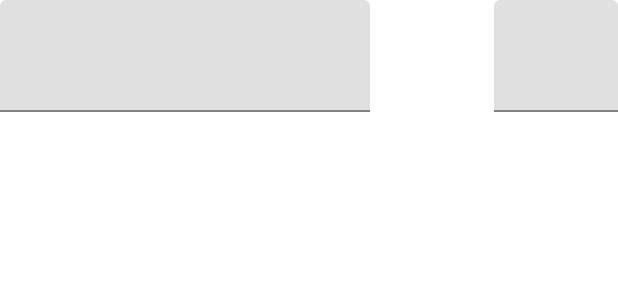
After one commit to CaferCelal/Drink, an Android app: the layout shot_counter_view.xml on its own in the app's theme, with its tools: preview values and no code run, on a phone screen of 412 x 824 dp. The commit adds this screen. Shown: the top 300 px of the screen. Run offline under Robolectric (Android 15) with nearby library versions, the phone set to English and light mode, and no system bars.

Commit message:
Shot counter module generated

```diff
--- /dev/null
+++ b/app/src/main/res/layout/shot_counter_view.xml
@@ -0,0 +1,47 @@
+<?xml version="1.0" encoding="utf-8"?>
+<LinearLayout
+    xmlns:android="http://schemas.android.com/apk/res/android"
+    android:layout_width="match_parent"
+    android:layout_height="wrap_content"
+    android:orientation="horizontal">
+    <LinearLayout
+        android:layout_width="match_parent"
+        android:orientation="horizontal"
+        android:layout_height="match_parent">
+    <com.google.android.material.textfield.TextInputLayout
+        android:layout_width="0dp"
+        android:layout_height="wrap_content"
+        android:layout_weight="3">
+    <EditText
+        android:textAlignment="center"
+        android:textColor="@color/black"
+        android:layout_width="match_parent"
+        android:layout_height="match_parent"
+        android:textSize="30sp"
+        android:enabled="false"
+        android:id="@+id/playerNameOnShotCounterView"
+        />
+    </com.google.android.material.textfield.TextInputLayout>
+
+    <Space
+        android:layout_width="0dp"
+        android:layout_height="0dp"
+        android:layout_weight="1"
+        />
+
+    <com.google.android.material.textfield.TextInputLayout
+        android:layout_width="0dp"
+        android:layout_height="wrap_content"
+        android:layout_weight="1">
+    <EditText
+        android:textAlignment="center"
+        android:textColor="@color/black"
+        android:layout_width="match_parent"
+        android:layout_height="match_parent"
+        android:textSize="30sp"
+        android:enabled="false"
+        android:id="@+id/shotDisplayerOnShotCounterView"
+        />
+    </com.google.android.material.textfield.TextInputLayout>
+    </LinearLayout>
+</LinearLayout>
```
Also changed, not shown: app/src/main/java/com/example/ulan/MainActivity.kt (+53 -7 lines), app/src/main/java/com/example/ulan/recyclerAdapterForShotCounter.kt (added, +47 -0 lines), app/src/main/res/layout/activity_main.xml (+17 -6 lines).
